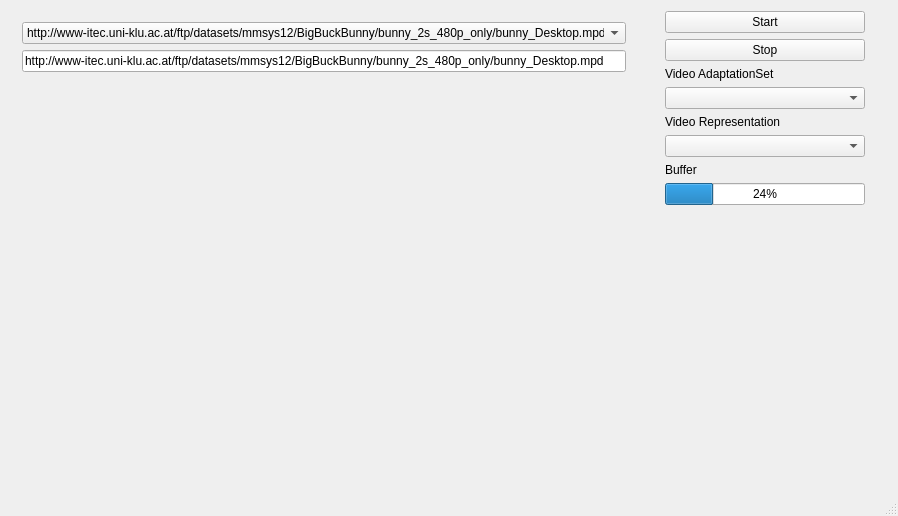
Before: the Qt Designer form libdash/qtsampleplayer/qtsampleplayer.ui in bitmovin/libdash, drawn with Qt 5.
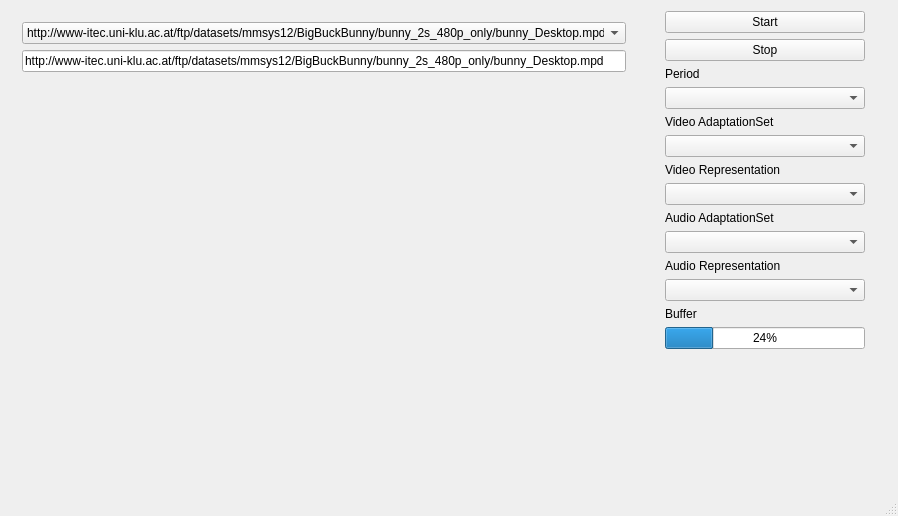
After: the same form once the commit is applied. Custom widgets are drawn as their Qt base class.

The edit to the form file:
```diff
--- a/libdash/qtsampleplayer/qtsampleplayer.ui
+++ b/libdash/qtsampleplayer/qtsampleplayer.ui
@@ -105,6 +105,16 @@
             </property>
            </widget>
           </item>
+          <item>
+           <widget class="QLabel" name="label_period">
+            <property name="text">
+             <string>Period</string>
+            </property>
+           </widget>
+          </item>
+          <item>
+           <widget class="QComboBox" name="cb_period"/>
+          </item>
           <item>
            <widget class="QLabel" name="label">
             <property name="text">
@@ -132,6 +142,26 @@
             </property>
            </widget>
           </item>
+          <item>
+           <widget class="QLabel" name="label_audio_adaptationset">
+            <property name="text">
+             <string>Audio AdaptationSet</string>
+            </property>
+           </widget>
+          </item>
+          <item>
+           <widget class="QComboBox" name="cb_audio_adaptationset"/>
+          </item>
+          <item>
+           <widget class="QLabel" name="label_audio_representation">
+            <property name="text">
+             <string>Audio Representation</string>
+            </property>
+           </widget>
+          </item>
+          <item>
+           <widget class="QComboBox" name="cb_audio_represenation"/>
+          </item>
           <item>
            <widget class="QLabel" name="label_5">
             <property name="text">
```
